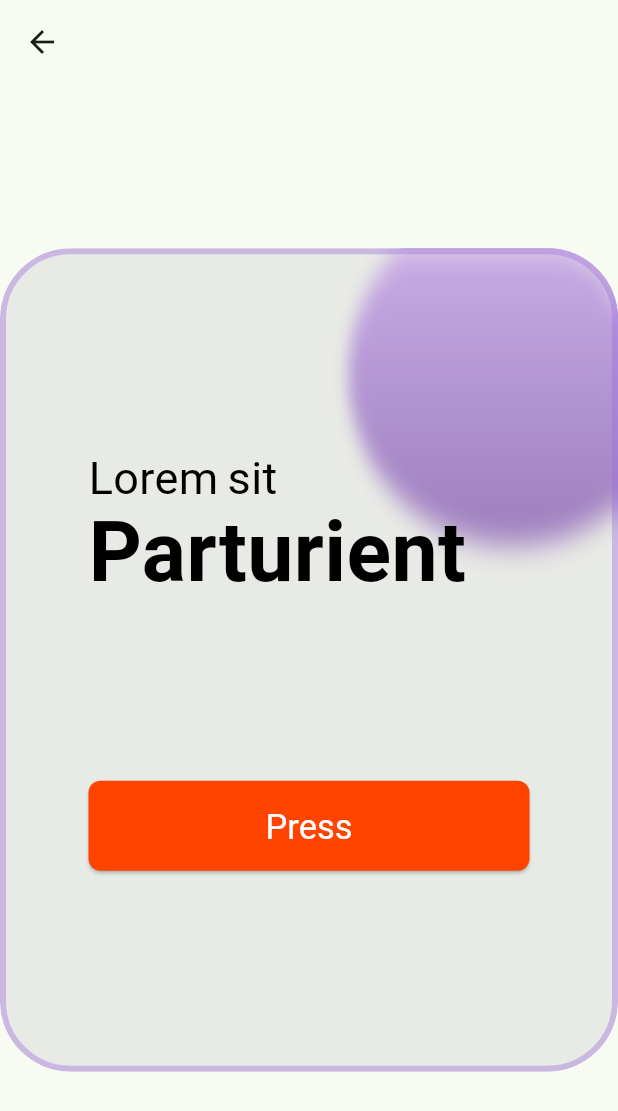
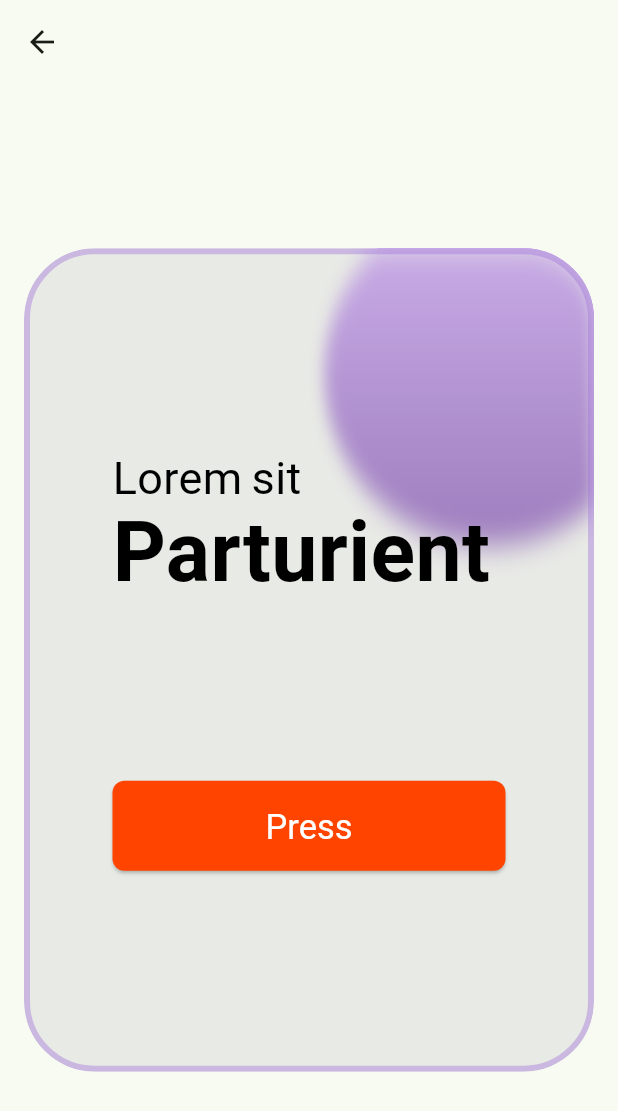
Before and after one commit to mes71/flutter_ui, a Flutter app: the ProductCard02 screen opened by its route, on a phone screen of 412 x 824 dp. Shown: the top 1111 px of the screen. Run offline on Flutter 3.47's test engine with Material 3 defaults, Android fonts, the phone set to English and light mode, and no system bars; our stand-ins replace flutter_svg, google_fonts; Roboto replaces fonts that are missing (Poppins).

Commit message:
fix : product card 02

```diff
--- a/lib/main.dart
+++ b/lib/main.dart
@@ -21,7 +21,7 @@ class MyApp extends StatelessWidget {
         colorScheme: ColorScheme.fromSeed(seedColor: Colors.green.shade400),
         useMaterial3: true,
       ),
-      initialRoute: LightRoomPage.tag,
+      initialRoute: ProductCard02.tag,
       routes: {
         NikeProductCard.tag: (context) => const NikeProductCard(),
         ProductCard01.tag: (context) => const ProductCard01(),
--- a/lib/screen/product_card_02/product_card_02.dart
+++ b/lib/screen/product_card_02/product_card_02.dart
@@ -18,7 +18,9 @@ class _ProductCard02State extends State<ProductCard02> {
   Widget build(BuildContext context) {
     return Scaffold(
       appBar: AppBar(),
-      body: Center(
+      body: Padding(
+        padding: const EdgeInsets.symmetric(horizontal: 16),
+        child: Center(
           child: ClipRRect(
             borderRadius: BorderRadius.circular(47),
             child: Stack(
@@ -110,6 +112,7 @@ class _ProductCard02State extends State<ProductCard02> {
             ),
           ),
         ),
+      ),
     );
   }
 }
```
Lines whose indentation alone changed are shown as unchanged.
